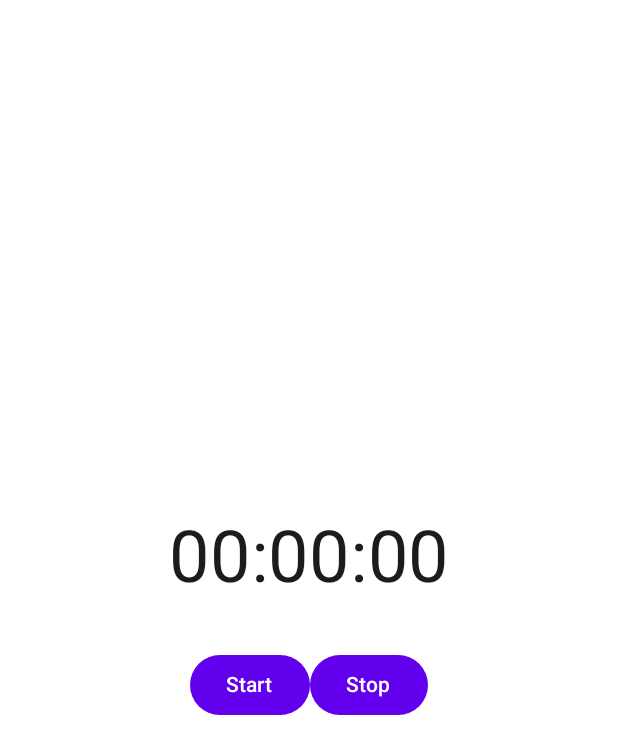
After one commit to SantiagoMS03/practicepalsjetpack, an Android app built with Jetpack Compose: the StopwatchScreen screen opened through its navigation route, on a phone screen of 412 x 824 dp. The commit adds this screen. Shown: the top 754 px of the screen. Run offline under Robolectric (Android 15) with nearby library versions, the phone set to English and light mode, and no system bars; our stand-ins replace Dagger/Hilt's generated code.

Commit message:
new practice log mess. need to change exposed drop down menu to stopwatch screen, doesn't work

```diff
--- a/app/src/main/java/com/zybooks/practicepals/MainActivity.kt
+++ b/app/src/main/java/com/zybooks/practicepals/MainActivity.kt
@@ -18,6 +18,7 @@ import com.zybooks.practicepals.ui.metronome.MetronomeScreen
 import com.zybooks.practicepals.ui.pieces.NewPieceScreen
 import com.zybooks.practicepals.ui.pieces.PieceListScreen
 import com.zybooks.practicepals.ui.pieces.PieceDetailScreen
+import com.zybooks.practicepals.ui.stopwatch.StopwatchScreen
 import com.zybooks.practicepals.ui.theme.PracticePalsTheme
 
 @AndroidEntryPoint
@@ -64,5 +65,8 @@ fun MainNavHost(navController: NavHostController) {
         composable("add_piece") {
             NewPieceScreen(onPieceAdded = { navController.popBackStack() }) // Navigate back to list
         }
+        composable("stopwatch") {
+            StopwatchScreen()
+        }
     }
 }
--- a/app/src/main/java/com/zybooks/practicepals/ui/home/HomeScreen.kt
+++ b/app/src/main/java/com/zybooks/practicepals/ui/home/HomeScreen.kt
@@ -32,6 +32,12 @@ fun HomeScreen(navController: NavController) {
             Text("Go to Pieces")
         }
 
+        Spacer(modifier = Modifier.height(16.dp))
+
+        Button(onClick = { navController.navigate("stopwatch") }) {
+            Text("Go to Stopwatch")
+        }
+
         // Add more buttons here for other screens
     }
 }
--- /dev/null
+++ b/app/src/main/java/com/zybooks/practicepals/ui/stopwatch/StopwatchScreen.kt
@@ -0,0 +1,68 @@
+package com.zybooks.practicepals.ui.stopwatch
+
+import androidx.compose.foundation.layout.*
+import androidx.compose.material3.*
+import androidx.compose.runtime.*
+import androidx.compose.ui.Alignment
+import androidx.compose.ui.Modifier
+import androidx.compose.ui.res.painterResource
+import androidx.compose.ui.res.stringResource
+import androidx.compose.ui.unit.dp
+import androidx.compose.ui.unit.sp
+import androidx.lifecycle.viewmodel.compose.viewModel
+import com.zybooks.practicepals.R
+import com.zybooks.practicepals.ui.practicelogs.NewPracticeLogDialog
+import com.zybooks.practicepals.ui.utilities.ContinueDialog
+import com.zybooks.practicepals.viewmodel.StopwatchViewModel
+import kotlin.math.floor
+
+@Composable
+fun StopwatchScreen(viewModel: StopwatchViewModel = viewModel()) {
+    val elapsedTime by viewModel.elapsedTime.collectAsState()
+
+    // Formatting the time
+    val minutes = (elapsedTime / 60000).toInt()
+    val seconds = ((elapsedTime % 60000) / 1000).toInt()
+    val milliseconds = ((elapsedTime % 1000) / 10).toInt()
+
+    Column(
+        modifier = Modifier
+            .fillMaxSize()
+            .padding(16.dp),
+        horizontalAlignment = Alignment.CenterHorizontally,
+        verticalArrangement = Arrangement.Center
+    ) {
+        // Time Display
+        Text(
+            text = String.format("%02d:%02d:%02d", minutes, seconds, milliseconds),
+            fontSize = 48.sp
+        )
+
+        Spacer(modifier = Modifier.height(32.dp))
+
+        // Buttons Row (Play/Pause and Stop)
+        Row(horizontalArrangement = Arrangement.Center) {
+            // Play/Pause Button
+            Button(
+                onClick = {
+                    if (viewModel.isRunning()) viewModel.pauseStopwatch() else viewModel.startStopwatch()
+                }
+            ) {
+                Text(if (viewModel.isRunning()) "Pause" else if (viewModel.hasStarted()) "Continue" else "Start")
+            }
+
+            Button(
+                onClick = {
+                    if (viewModel.isRunning()) { viewModel.pauseStopwatch() }
+                    NewPracticeLogDialog(
+                        elapsedTime = elapsedTime,
+                        pieceId = /* TODO */
+                    )
+                }
+            ) {
+                Text("Stop")
+            }
+
+        }
+    }
+}
--- /dev/null
+++ b/app/src/main/java/com/zybooks/practicepals/viewmodel/StopwatchViewModel.kt
@@ -0,0 +1,48 @@
+package com.zybooks.practicepals.viewmodel
+
+import androidx.lifecycle.ViewModel
+import androidx.lifecycle.viewModelScope
+import kotlinx.coroutines.delay
+import kotlinx.coroutines.flow.MutableStateFlow
+import kotlinx.coroutines.flow.StateFlow
+import kotlinx.coroutines.launch
+
+class StopwatchViewModel : ViewModel() {
+
+    private val _elapsedTime = MutableStateFlow(0L) // Time in milliseconds
+    val elapsedTime: StateFlow<Long> = _elapsedTime
+
+    private var isRunning = false
+    private var startTime = 0L
+
+    fun startStopwatch() {
+        if (!isRunning) {
+            isRunning = true
+            startTime = System.currentTimeMillis() - _elapsedTime.value
+            viewModelScope.launch {
+                while (isRunning) {
+                    _elapsedTime.value = System.currentTimeMillis() - startTime
+                    delay(10L) // Update every 10 milliseconds
+                }
+            }
+        }
+    }
+
+    fun pauseStopwatch() {
+        isRunning = false
+    }
+
+    fun resetStopwatch() {
+        isRunning = false
+        _elapsedTime.value = 0L
+    }
+
+    fun isRunning(): Boolean {
+        return isRunning
+    }
+
+    fun hasStarted(): Boolean {
+        return elapsedTime.value != 0L
+    }
+
+}
--- a/app/src/main/res/values/strings.xml
+++ b/app/src/main/res/values/strings.xml
@@ -6,6 +6,11 @@
     <string name="second_fragment_label">Second Fragment</string>
     <string name="next">Next</string>
     <string name="previous">Previous</string>
+    <string name="Start">Start</string>
+    <string name="Pause">Pause</string>
+    <string name="Continue">Continue</string>
+    <string name="Stop">Stop</string>
+
 
     <string name="lorem_ipsum">
         Lorem ipsum dolor sit amet, consectetur adipiscing elit. Nam in scelerisque sem. Mauris
```
Also changed, not shown: app/src/main/java/com/zybooks/practicepals/ui/metronome/MetronomeScreen.kt (+89 -19 lines), app/src/main/java/com/zybooks/practicepals/ui/practicelogs/NewPracticeLogDialog.kt (added, +69 -0 lines).
